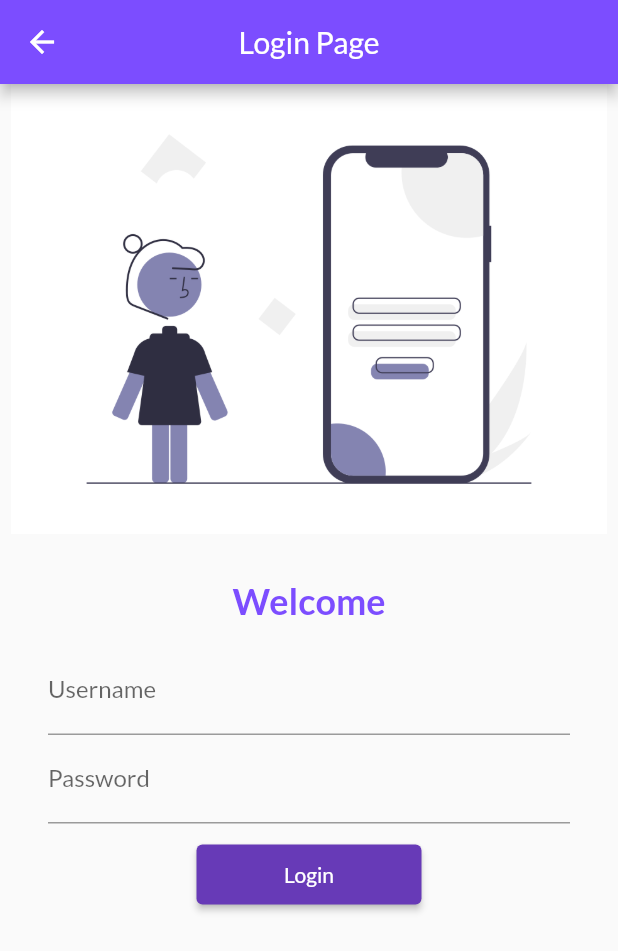
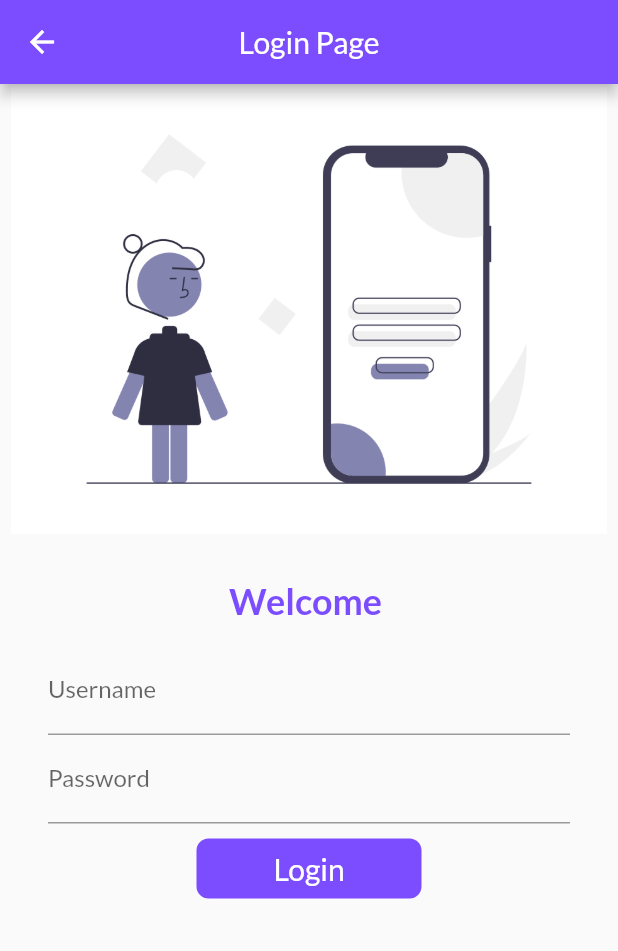
Before and after one commit to yagnik2411/Flutter_catalog, a Flutter app: the screen it shows after launch, on a phone screen of 412 x 824 dp. Shown: the top 951 px of the screen. Run offline on Flutter 3.47's test engine with Material 2 defaults, Android fonts, the phone set to English and light mode, and no system bars; our stand-ins replace google_fonts.

Commit message:
chapter 7:finish

```diff
--- a/lib/pages/login_page.dart
+++ b/lib/pages/login_page.dart
@@ -1,8 +1,33 @@
 import 'package:flutter/material.dart';
 import 'package:flutter_catalog/utils/MyRoutes.dart';
 
-class LoginPage extends StatelessWidget {
+class LoginPage extends StatefulWidget {
   const LoginPage({super.key});
+
+  @override
+  State<LoginPage> createState() => _LoginPageState();
+}
+
+class _LoginPageState extends State<LoginPage> {
+  String _name = "";
+  bool changeButton = false;
+  final _formKey = GlobalKey<FormState>();
+
+  moveToHome(BuildContext context) async {
+    if (_formKey.currentState!.validate()) {
+      setState(() {
+        changeButton = true;
+      });
+      // ignore: prefer_const_constructors
+      await Future.delayed(Duration(milliseconds: 1100));
+
+      // ignore: use_build_context_synchronously
+      await Navigator.pushNamed(context, MyRoutes.homeRoute);
+      setState(() {
+        changeButton = false;
+      });
+    }
+  }
 
   @override
   Widget build(BuildContext context) {
@@ -13,14 +38,16 @@ class LoginPage extends StatelessWidget {
           backgroundColor: Colors.deepPurpleAccent,
         ),
         body: SingleChildScrollView(
+            child: Form(
+          key: _formKey,
           child: Column(
             children: [
               Image.asset("assets/images/Login_page.png",
-                  fit: BoxFit.cover, height:300),
+                  fit: BoxFit.cover, height: 300),
               // ignore: prefer_const_constructors
               SizedBox(height: 30),
               // ignore: prefer_const_constructors
-              Text("Welcome",
+              Text("Welcome $_name",
                   // ignore: prefer_const_constructors
                   style: TextStyle(
                       fontSize: 24,
@@ -37,6 +64,17 @@ class LoginPage extends StatelessWidget {
                         hintText: "Enter Username",
                         labelText: "Username",
                       ),
+                      validator: (value) {
+                        if (value!.isEmpty) {
+                          return "Username cannot be empty";
+                        }
+                        return null;
+                      },
+                      onChanged: (value) {
+                        setState(() {
+                          _name = value;
+                        });
+                      },
                     ),
                     TextFormField(
                       obscureText: true,
@@ -45,22 +83,50 @@ class LoginPage extends StatelessWidget {
                         hintText: "Enter Password",
                         labelText: "Password",
                       ),
+                      validator: (value) {
+                        if (value!.isEmpty) {
+                          return "Password cannot be empty";
+                        } else if (value.length < 6) {
+                          return "Password length should be atleast 6";
+                        }
+                        return null;
+                      },
                     ),
                     // ignore: prefer_const_constructors
                     SizedBox(height: 10),
-                    ElevatedButton(
-                      child: const Text("Login"),
-                      // ignore: prefer_const_constructors
-                      style: ButtonStyle(minimumSize: MaterialStateProperty.all(Size(150, 40))),
-                      onPressed: () {
-                        Navigator.pushNamed(context, MyRoutes.homeRoute);
-                      },
+                    Material(
+                      color: Colors.deepPurpleAccent,
+                      borderRadius:
+                          BorderRadius.circular(changeButton ? 40 : 8),
+                      child: InkWell(
+                        onTap: () => moveToHome(context),
+                        child: AnimatedContainer(
+                          duration: Duration(seconds: 1),
+                          height: 40,
+                          width: changeButton ? 40 : 150,
+                          alignment: Alignment.center,
+                          // ignore: prefer_const_constructors, sort_child_properties_last
+                          child: changeButton
+                              // ignore: prefer_const_constructors
+                              ? Icon(
+                                  Icons.done,
+                                  color: Colors.white,
+                                )
+                              // ignore: prefer_const_constructors
+                              : Text(
+                                  "Login",
+                                  // ignore: prefer_const_constructors
+                                  style: TextStyle(
+                                      fontSize: 20, color: Colors.white),
+                                ),
+                        ),
+                      ),
                     )
                   ],
                 ),
               )
             ],
           ),
-        ));
+        )));
   }
 }
```
